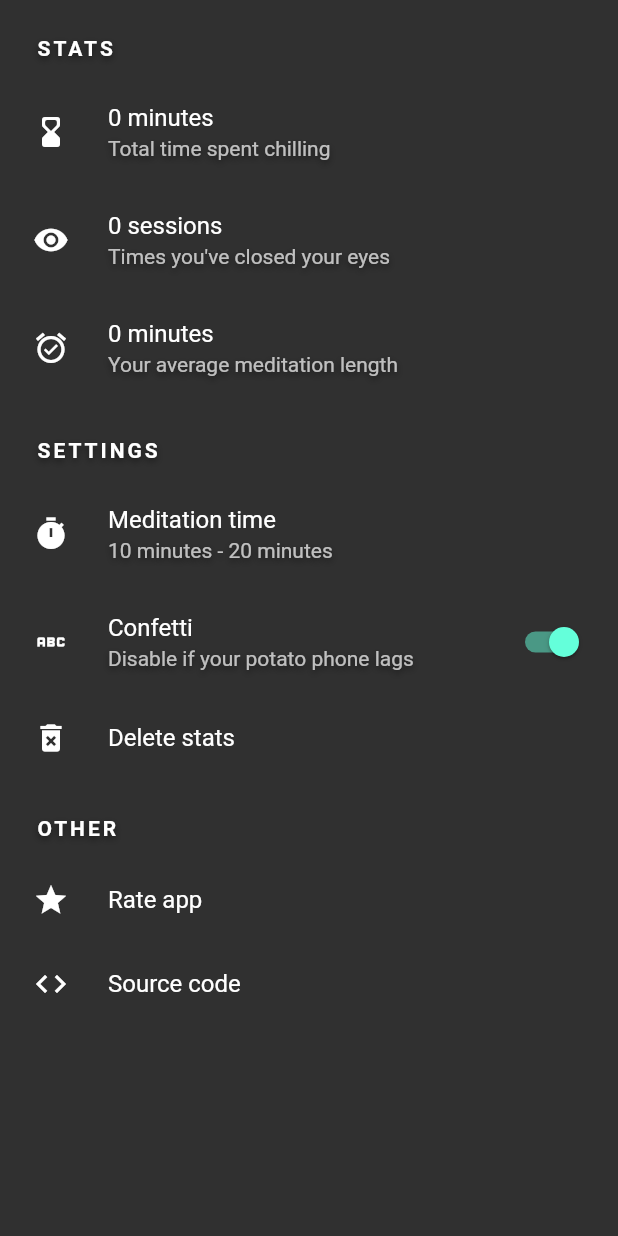
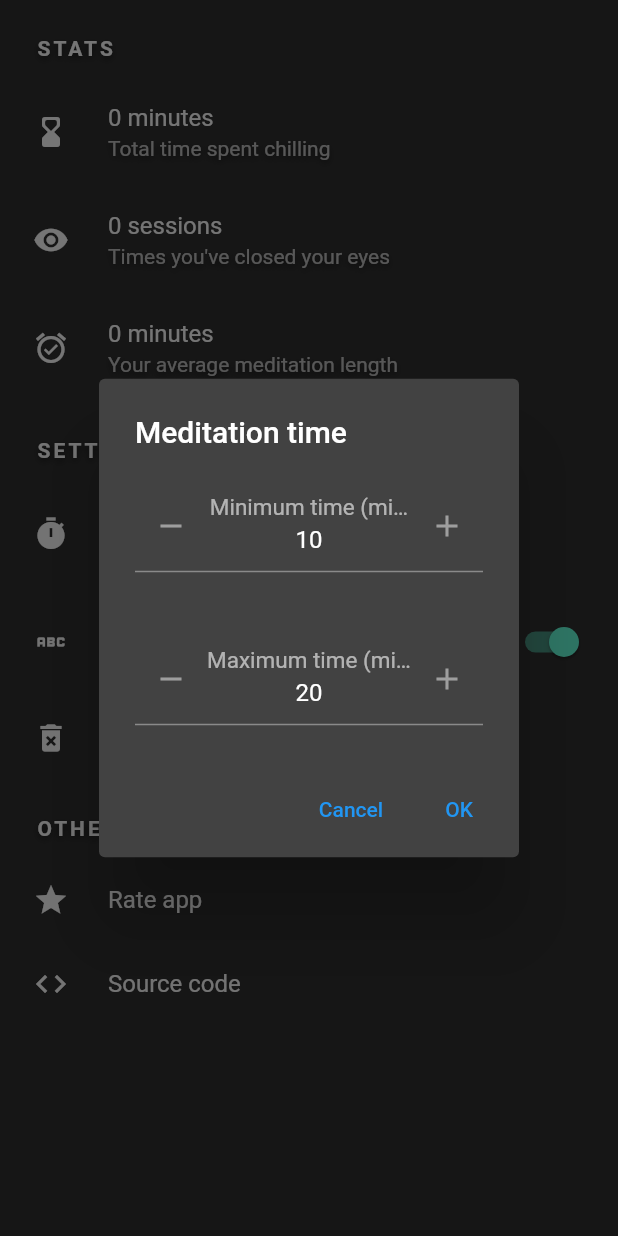
Before and after one commit to Steellow/zen, a Flutter app: the SettingsScreen screen opened directly, after a tap on "Meditation time", on a phone screen of 412 x 824 dp. Run offline on Flutter 3.47's test engine with Material 2 defaults, Android fonts, the phone set to English and light mode, and no system bars; drawn by our look-alikes of flutter_spinbox; our stand-ins replace audioplayers, circular_countdown_timer, confetti, hive_flutter; accounts and stored records are empty.

Commit message:
Make meditation time settings functional

```diff
--- a/lib/settings_screen/tiles/meditation_time_tile.dart
+++ b/lib/settings_screen/tiles/meditation_time_tile.dart
@@ -1,16 +1,31 @@
 import 'package:flutter/material.dart';
+import 'package:hive_flutter/hive_flutter.dart';
 import 'package:zen_app/common_widgets/center_icon.dart';
+import 'package:zen_app/select_meditation_time_dialog/meditation_time_select_dialog.dart';
+import 'package:zen_app/util/hive_helper.dart';
 
 class MeditationTimeTile extends StatelessWidget {
   const MeditationTimeTile({super.key});
 
   @override
   Widget build(BuildContext context) {
-    return ListTile(
-      onTap: () {},
-      leading: const CenterIcon(icon: Icon(Icons.timer)),
-      title: const Text("Meditation time"),
-      subtitle: const Text("10 minutes - 20 minutes"),
+    return ValueListenableBuilder(
+      valueListenable: Hive.box(BOX_NAME_MEDITATION_TIME).listenable(),
+      builder: (context, box, widget) {
+        String minTime = box
+            .get(BOX_KEY_MIN_MEDITAION_TIME, defaultValue: 10.0)
+            .toStringAsFixed(0);
+        String maxTime = box
+            .get(BOX_KEY_MAX_MEDITAION_TIME, defaultValue: 20.0)
+            .toStringAsFixed(0);
+
+        return ListTile(
+          onTap: () => showMeditationTimeSelectDialog(context),
+          leading: const CenterIcon(icon: Icon(Icons.timer)),
+          title: const Text("Meditation time"),
+          subtitle: Text('$minTime minutes - $maxTime minutes'),
+        );
+      },
     );
   }
 }
```
